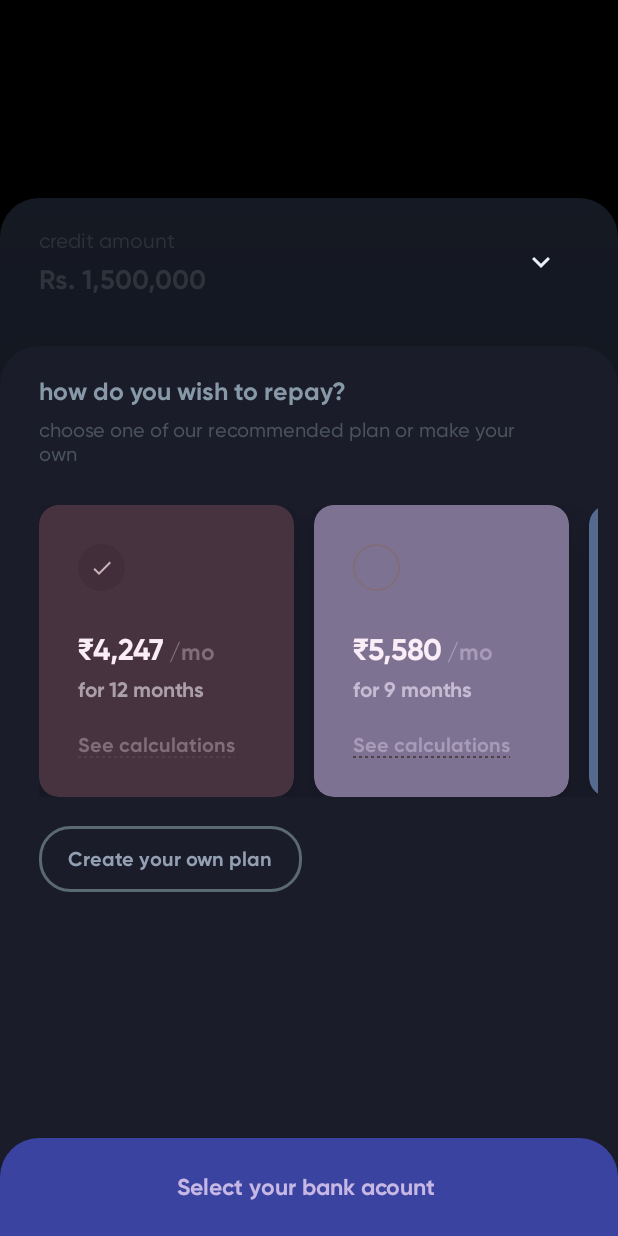
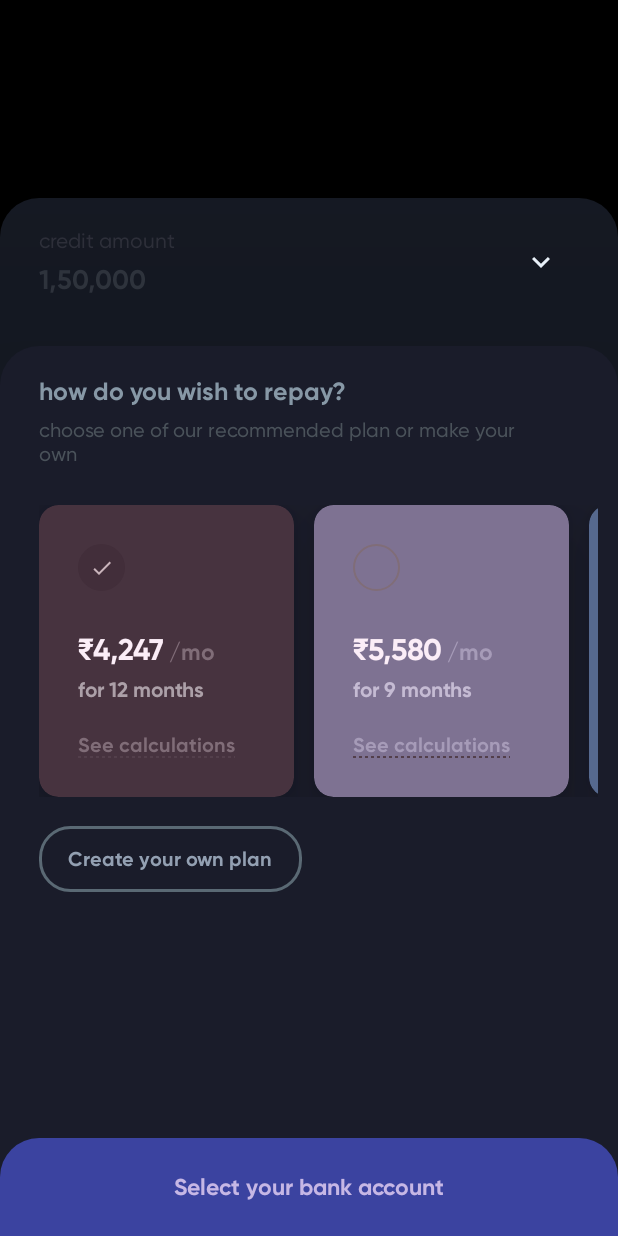
Before and after one commit to Tanvi-Goyal/StackApp, an Android app: the screen it shows after launch (MainActivity), after a tap on "Proceed to EMI selection", on a phone screen of 412 x 824 dp. Run offline under Robolectric (Android 15) with nearby library versions, the phone set to English and light mode, and no system bars; our stand-ins replace data binding, sdp/ssp sizes; plain views replace CircularSeekBar.

Commit message:
hardcoded strings removed

```diff
--- a/app/src/main/res/anim/fade_in.xml
+++ /dev/null
@@ -1,6 +0,0 @@
-<?xml version="1.0" encoding="utf-8"?>
-<alpha xmlns:android="http://schemas.android.com/apk/res/android"
-    android:fromAlpha="1.0"
-    android:toAlpha="0.0"
-    android:duration="500"
-    />
--- a/app/src/main/res/layout/fragment_first.xml
+++ b/app/src/main/res/layout/fragment_first.xml
@@ -11,7 +11,6 @@
             android:layout_width="match_parent"
             android:layout_height="0dp"
             android:background="@drawable/bg_first_fragment"
-            android:elevation="@dimen/_40sdp"
             android:visibility="visible"
             app:layout_constraintBottom_toBottomOf="parent"
             app:layout_constraintEnd_toEndOf="parent"
@@ -25,7 +24,7 @@
                 android:layout_marginLeft="@dimen/_20sdp"
                 android:layout_marginTop="@dimen/_15sdp"
                 android:fontFamily="@font/gilroy_bold"
-                android:text="nikunj, how much do you need? "
+                android:text="@string/how_much_do_you_need"
                 android:textColor="#8798a6"
                 android:textSize="@dimen/_13ssp"
                 android:visibility="visible"
@@ -39,7 +38,7 @@
                 android:layout_marginTop="@dimen/_5sdp"
                 android:layout_marginRight="@dimen/_50sdp"
                 android:fontFamily="@font/gilroy_medium"
-                android:text="move the dial and set any amount you need upto Rs. 487,391"
+                android:text="@string/move_the_dial_instruction"
                 android:textColor="#4a525a"
                 android:textSize="@dimen/_10ssp"
                 android:visibility="visible"
@@ -105,7 +104,7 @@
                         android:layout_height="wrap_content"
                         android:layout_marginBottom="@dimen/_2sdp"
                         android:fontFamily="@font/gilroy_medium"
-                        android:text="credit amount"
+                        android:text="@string/label_credit_amount"
                         android:textColor="#c0c0c0"
                         android:textSize="@dimen/_10ssp"
                         app:layout_constraintBottom_toTopOf="@id/valueCredit"
@@ -119,7 +118,7 @@
                         android:background="@drawable/dashed_line"
                         android:fontFamily="@font/gilroy_bold"
                         android:gravity="center"
-                        android:text="1,50,000"
+                        android:text="@string/credit_amount"
                         android:textColor="@color/black"
                         android:textSize="@dimen/_14ssp"
                         app:layout_constraintBottom_toBottomOf="@id/seekbar"
@@ -132,7 +131,7 @@
                         android:layout_height="wrap_content"
                         android:layout_marginTop="@dimen/_4sdp"
                         android:fontFamily="@font/gilroy_medium"
-                        android:text="10.4% monthly"
+                        android:text="@string/txt_credit_insterest"
                         android:textColor="#99b297"
                         android:textSize="@dimen/_8ssp"
                         app:layout_constraintEnd_toEndOf="@id/seekbar"
@@ -148,7 +147,7 @@
                         android:layout_marginBottom="@dimen/_20sdp"
                         android:fontFamily="@font/gilroy_medium"
                         android:gravity="center"
-                        android:text="stash is instant. money will be credited within seconds"
+                        android:text="@string/credit_description"
                         android:textColor="#c0c0c0"
                         app:layout_constraintBottom_toBottomOf="parent"
                         app:layout_constraintEnd_toEndOf="parent"
@@ -164,7 +163,7 @@
                 android:layout_marginLeft="@dimen/_20sdp"
                 android:layout_marginTop="@dimen/_15sdp"
                 android:fontFamily="@font/gilroy_medium"
-                android:text="credit amount"
+                android:text="@string/label_credit_amount"
                 android:textColor="#2e303a"
                 android:textSize="@dimen/_11ssp"
                 app:layout_constraintStart_toStartOf="parent"
@@ -176,7 +175,7 @@
                 android:layout_height="wrap_content"
                 android:layout_marginTop="@dimen/_4sdp"
                 android:fontFamily="@font/gilroy_bold"
-                android:text="Rs. 1,500,000"
+                android:text="@string/credit_amount"
                 android:textColor="#2f343e"
                 android:textSize="@dimen/_14sdp"
                 app:layout_constraintStart_toStartOf="@id/labelCreditAmount"
--- a/app/src/main/res/layout/fragment_second.xml
+++ b/app/src/main/res/layout/fragment_second.xml
@@ -27,7 +27,7 @@
                 android:layout_marginLeft="@dimen/_20sdp"
                 android:layout_marginTop="@dimen/_15sdp"
                 android:fontFamily="@font/gilroy_bold"
-                android:text="how do you wish to repay?"
+                android:text="@string/how_do_you_wish_to_repay"
                 android:textColor="#8798a6"
                 android:textSize="@dimen/_13ssp"
                 android:visibility="visible"
@@ -41,7 +41,7 @@
                 android:layout_marginTop="@dimen/_5sdp"
                 android:layout_marginRight="@dimen/_50sdp"
                 android:fontFamily="@font/gilroy_medium"
-                android:text="choose one of our recommended plan or make your own"
+                android:text="@string/choose_one_of_our_recommended_plan_or_make_your_own"
                 android:textColor="#4a525a"
                 android:textSize="@dimen/_10ssp"
                 android:visibility="visible"
@@ -73,7 +73,7 @@
                 android:paddingTop="@dimen/_10sdp"
                 android:paddingRight="@dimen/_15sdp"
                 android:paddingBottom="@dimen/_10sdp"
-                android:text="Create your own plan"
+                android:text="@string/create_your_own_plan"
                 android:textAllCaps="false"
                 android:textColor="#93a0b2"
                 android:textSize="@dimen/_10ssp"
@@ -87,7 +87,7 @@
                 android:layout_marginLeft="@dimen/_20sdp"
                 android:layout_marginTop="@dimen/_15sdp"
                 android:fontFamily="@font/gilroy_medium"
-                android:text="EMI"
+                android:text="@string/label_emi"
                 android:textColor="#2e303a"
                 android:textSize="@dimen/_11ssp"
                 app:layout_constraintStart_toStartOf="parent"
@@ -100,7 +100,7 @@
                 android:layout_height="wrap_content"
                 android:layout_marginTop="@dimen/_4sdp"
                 android:fontFamily="@font/gilroy_bold"
-                android:text="Rs. 4,,247 / mo"
+                android:text="@string/emi_amount"
                 android:textColor="#2f343e"
                 android:textSize="@dimen/_14sdp"
                 app:layout_constraintStart_toStartOf="@id/labelEMI"
@@ -114,7 +114,7 @@
                 android:layout_marginLeft="@dimen/_20sdp"
                 android:layout_marginTop="@dimen/_15sdp"
                 android:fontFamily="@font/gilroy_medium"
-                android:text="duration"
+                android:text="@string/label_duration"
                 android:textColor="#2e303a"
                 android:textSize="@dimen/_11ssp"
                 app:layout_constraintStart_toEndOf="@id/labelEMI"
@@ -127,7 +127,7 @@
                 android:layout_height="wrap_content"
                 android:layout_marginTop="@dimen/_4sdp"
                 android:fontFamily="@font/gilroy_bold"
-                android:text="12 months"
+                android:text="@string/duration_amount"
                 android:textColor="#2f343e"
                 android:textSize="@dimen/_14sdp"
                 app:layout_constraintStart_toStartOf="@id/labelDuration"
@@ -165,7 +165,6 @@
             android:layout_width="match_parent"
             android:layout_height="@dimen/_50sdp"
             android:background="@drawable/bg_bottom_collapsed"
-            android:elevation="@dimen/_40sdp"
             android:visibility="visible"
             app:layout_constraintBottom_toBottomOf="parent"
             app:layout_constraintEnd_toEndOf="parent"
@@ -177,7 +176,7 @@
                 android:layout_height="wrap_content"
                 android:layout_margin="@dimen/_20sdp"
                 android:fontFamily="@font/gilroy_bold"
-                android:text="Proceed to EMI selection"
+                android:text="@string/proceed_to_emi_selection"
                 android:textColor="#c6b7e5"
                 android:textSize="@dimen/_12ssp"
                 app:layout_constraintBottom_toBottomOf="parent"
--- a/app/src/main/res/layout/fragment_third.xml
+++ b/app/src/main/res/layout/fragment_third.xml
@@ -25,7 +25,7 @@
                 android:layout_marginLeft="@dimen/_20sdp"
                 android:layout_marginTop="@dimen/_15sdp"
                 android:fontFamily="@font/gilroy_bold"
-                android:text="where should we send the money? "
+                android:text="@string/where_should_we_send_the_money"
                 android:textColor="#8798a6"
                 android:textSize="@dimen/_13ssp"
                 android:visibility="visible"
@@ -39,7 +39,7 @@
                 android:layout_marginTop="@dimen/_5sdp"
                 android:layout_marginRight="@dimen/_50sdp"
                 android:fontFamily="@font/gilroy_medium"
-                android:text="amount will be credited to this bank account, EMI will also be debited from this bank account"
+                android:text="@string/amount_credit_instructions"
                 android:textColor="#4a525a"
                 android:textSize="@dimen/_10ssp"
                 android:visibility="visible"
@@ -70,7 +70,7 @@
                     android:layout_width="wrap_content"
                     android:layout_height="wrap_content"
                     android:fontFamily="@font/gilroy_bold"
-                    android:text="HDFC Bank"
+                    android:text="@string/bank_name"
                     android:textColor="#fbedf7"
                     android:textSize="@dimen/_10ssp" />
 
@@ -78,7 +78,7 @@
                     android:layout_width="wrap_content"
                     android:layout_height="wrap_content"
                     android:fontFamily="@font/gilroy_bold"
-                    android:text="50100117009192"
+                    android:text="@string/bank_code"
                     android:textColor="#5a5f6e"
                     android:textSize="@dimen/_11ssp" />
             </LinearLayout>
@@ -104,7 +104,7 @@
                 android:paddingTop="@dimen/_10sdp"
                 android:paddingRight="@dimen/_15sdp"
                 android:paddingBottom="@dimen/_10sdp"
-                android:text="Change account"
+                android:text="@string/change_account"
                 android:textAllCaps="false"
                 android:textColor="#93a0b2"
                 android:textSize="@dimen/_10ssp"
@@ -129,7 +129,7 @@
                 android:layout_height="wrap_content"
                 android:layout_margin="@dimen/_20sdp"
                 android:fontFamily="@font/gilroy_bold"
-                android:text="Select your bank acount "
+                android:text="@string/select_your_bank_acount"
                 android:textColor="#c6b7e5"
                 android:textSize="@dimen/_12ssp"
                 app:layout_constraintBottom_toBottomOf="parent"
--- a/app/src/main/res/layout/item_repay_plan.xml
+++ b/app/src/main/res/layout/item_repay_plan.xml
@@ -56,7 +56,7 @@
                 android:layout_height="wrap_content"
                 android:layout_marginTop="@dimen/_4sdp"
                 android:fontFamily="@font/gilroy_bold"
-                android:text="for 12 months"
+                android:text="@string/for_12_months"
                 android:textColor="#aca0a8"
                 android:textSize="@dimen/_11ssp"
                 app:layout_constraintStart_toStartOf="@id/planAmount"
@@ -69,7 +69,7 @@
                 android:layout_marginTop="@dimen/_15sdp"
                 android:background="@drawable/dashed_line"
                 android:fontFamily="@font/gilroy_bold"
-                android:text="See calculations"
+                android:text="@string/see_calculations"
                 android:textColor="@color/color1Calculations"
                 android:textSize="@dimen/_10ssp"
                 app:layout_constraintStart_toStartOf="@id/planDuration"
--- a/app/src/main/res/values/strings.xml
+++ b/app/src/main/res/values/strings.xml
@@ -4,4 +4,29 @@
     <string name="hello_blank_fragment">Hello blank fragment</string>
     <string name="Rs">\u20B9</string>
     <string name="amount">4,247 / mo</string>
+
+    <string name="how_much_do_you_need">nikunj, how much do you need?</string>
+    <string name="move_the_dial_instruction">move the dial and set any amount you need upto Rs. 487,391</string>
+    <string name="label_credit_amount">credit amount</string>
+    <string name="credit_amount">1,50,000</string>
+    <string name="txt_credit_insterest">10.4% monthly</string>
+    <string name="credit_description">stash is instant. money will be credited within seconds</string>
+    <string name="how_do_you_wish_to_repay">how do you wish to repay?</string>
+    <string name="choose_one_of_our_recommended_plan_or_make_your_own">choose one of our recommended plan or make your own</string>
+    <string name="create_your_own_plan">Create your own plan</string>
+    <string name="label_emi">EMI</string>
+    <string name="emi_amount">Rs. 4,,247 / mo</string>
+    <string name="label_duration">duration</string>
+    <string name="duration_amount">12 months</string>
+    <string name="proceed_to_emi_selection">Proceed to EMI selection</string>
+    <string name="where_should_we_send_the_money">where should we send the money?</string>
+    <string name="amount_credit_instructions">amount will be credited to this bank account, EMI will also be debited from this bank account</string>
+    <string name="bank_name">HDFC Bank</string>
+    <string name="bank_code">50100117009192</string>
+    <string name="change_account">Change account</string>
+    <string name="select_your_bank_acount">Select your bank account</string>
+    <string name="see_calculations">See calculations</string>
+    <string name="for_12_months">for 12 months</string>
+
+
 </resources>
```
Also changed, not shown: app/src/main/res/font/gilroy_regular.ttf (deleted).
